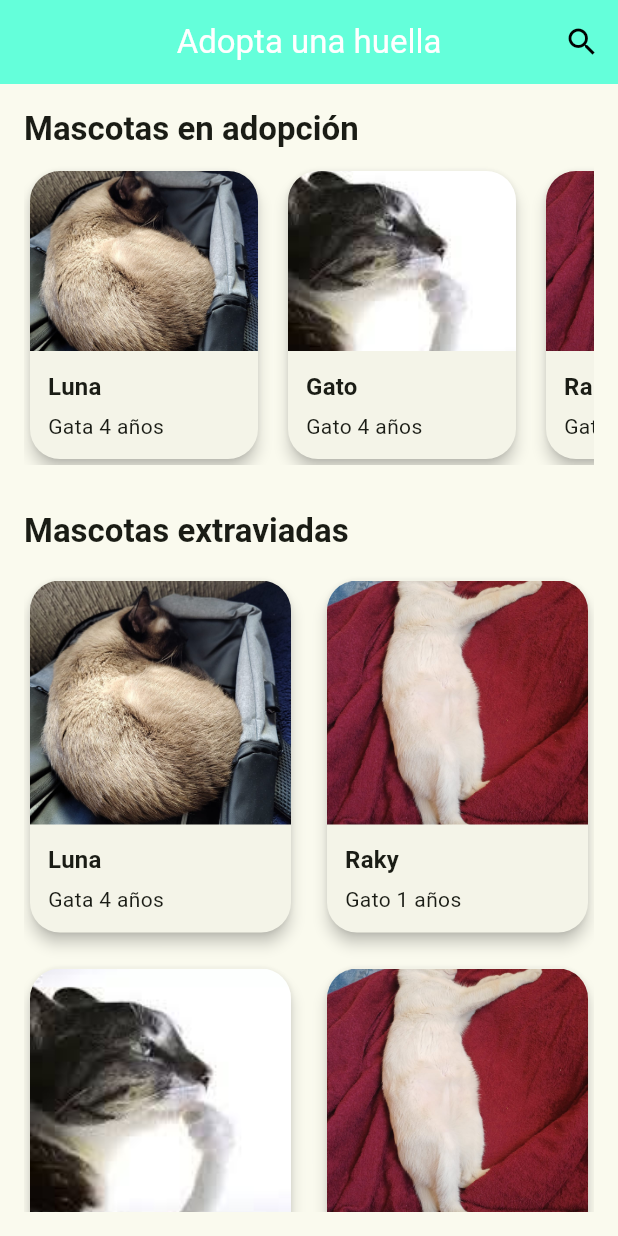
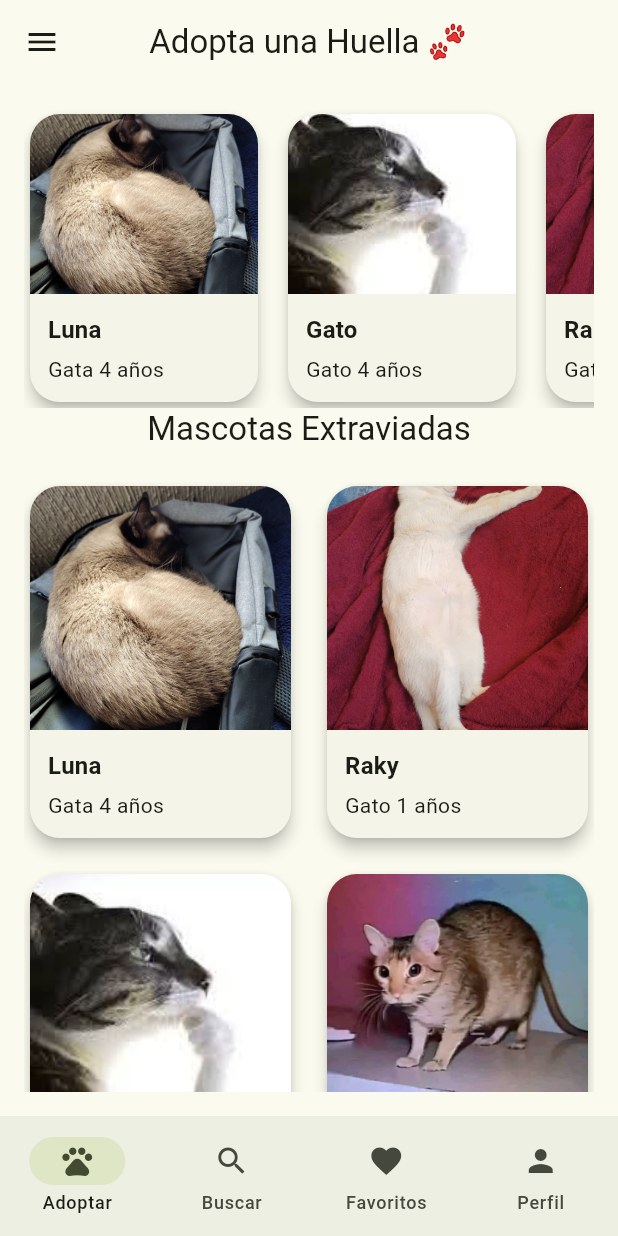
Before and after one commit to Diego11304/adpciones, a Flutter app: the screen it shows after launch, on a phone screen of 412 x 824 dp. Run offline on Flutter 3.47's test engine with Material 3 defaults, Android fonts, the light colour scheme and no system bars; our stand-ins replace google_maps_flutter.

Commit message:
Onceavo Commit

```diff
--- a/lib/class/homescreen2.dart
+++ b/lib/class/homescreen2.dart
@@ -3,73 +3,99 @@ import '../data/listdata.dart';
 import '../data/listdata2.dart';
 import 'cards.dart';
 import 'busquedamascota.dart';
+import 'formscreen.dart';
 
 class HomeScreen2 extends StatefulWidget {
-  HomeScreen2({super.key});
+  const HomeScreen2({super.key});
 
   @override
-  State<StatefulWidget> createState() {
-    return _HomeScreenState();
-  }
+  State<HomeScreen2> createState() => _HomeScreenState();
 }
 
 class _HomeScreenState extends State<HomeScreen2> {
+
+  int _selectedIndex = 0;
+
+  void _ejecutarBusqueda() {
+    final todasLasMascotas = [...mascotas, ...mascotas2];//Lista unificada el ... es un operador para insetar todos los elementos de una coleccion
+    showSearch(
+      context: context,
+      delegate: BusquedaMascota(todasLasMascotas),
+    );
+  }
+
+  void _onItemTapped(int index) {
+
+    setState(() {
+      _selectedIndex = index;
+    });
+
+    if (index == 1) {
+      _ejecutarBusqueda();
+    }
+
+    if (index == 2) {
+      Navigator.push(
+        context,
+        MaterialPageRoute(
+          builder: (context) => FormScreen(mascota: mascotas[1]),
+        ),
+      );
+    }
+
+    if (index == 3) {
+      Navigator.push(
+        context,
+        MaterialPageRoute(
+          builder: (context) => FormScreen(mascota: mascotas[2]),
+        ),
+      );
+    }
+
+  }
+
   @override
   Widget build(BuildContext context) {
+
     return Scaffold(
+
       appBar: AppBar(
-        title: const Text(
-          'Adopta una huella',
-          style: TextStyle(color: Colors.white),
-        ),
+        title: const Text('Adopta una Huella 🐾'),
         centerTitle: true,
-        backgroundColor: Colors.tealAccent,
-        actions: [
-          IconButton(
-            tooltip: 'Buscar mascota',
-            icon: const Icon(Icons.search, color: Colors.black),
-            onPressed: () async {
-              await showSearch(
-                context: context,
-                delegate: BusquedaMascota([...mascotas, ...mascotas2]),
-              );
-            },
-          ),
-        ],
       ),
+
       body: Padding(
         padding: const EdgeInsets.all(16),
+
         child: Column(
-          crossAxisAlignment: CrossAxisAlignment.start,
           children: [
-            Text(
-                'Mascotas en adopción',
-                style: Theme.of(context).textTheme.titleLarge?.copyWith(fontWeight: FontWeight.bold)
-            ),
-            const SizedBox(height: 10),
+
             SizedBox(
               height: 200,
               child: ListView.builder(
                 scrollDirection: Axis.horizontal,
                 itemCount: mascotas.length,
                 itemBuilder: (context, index) {
+
                   final mascota = mascotas[index];
+
                   return Container(
                     width: 160,
                     margin: const EdgeInsets.only(right: 12),
                     child: MascotaCard(mascota: mascota),
                   );
+
                 },
               ),
             ),
 
-            const SizedBox(height: 30),
+            Text(
+              "Mascotas Extraviadas",
+              style: Theme.of(context).textTheme.titleLarge,
+            ),
 
-            Text(
-                'Mascotas extraviadas',
-                style: Theme.of(context).textTheme.titleLarge?.copyWith(fontWeight: FontWeight.bold)
-            ),
-            const SizedBox(height: 15),
+            const SizedBox(height: 20),
+
             Expanded(
               child: GridView.builder(
                 itemCount: mascotas2.length,
@@ -83,19 +109,113 @@ class _HomeScreenState extends State<HomeScreen2> {
                   return MascotaCard(mascota: mascotas2[index]);
                 },
               ),
-            )
+            ),
+
           ],
         ),
       ),
 
-      /*
+
       bottomNavigationBar: NavigationBar(
+        selectedIndex: _selectedIndex,
+        onDestinationSelected: _onItemTapped,
         destinations: const [
-          NavigationDestination(icon: Icon(Icons.home), label: 'Inicio'),
-          NavigationDestination(icon: Icon(Icons.pets), label: 'Mascotas'),
+
+          NavigationDestination(
+            icon: Icon(Icons.pets),
+            label: 'Adoptar',
+          ),
+
+          NavigationDestination(
+            icon: Icon(Icons.search),
+            label: 'Buscar',
+          ),
+
+          NavigationDestination(
+            icon: Icon(Icons.favorite),
+            label: 'Favoritos',
+          ),
+
+          NavigationDestination(
+            icon: Icon(Icons.person),
+            label: 'Perfil',
+          ),
+
         ],
       ),
-      */
+      /// DRAWER
+      drawer: Drawer(
+        child: ListView(
+          padding: EdgeInsets.zero,
+          children: [
+            UserAccountsDrawerHeader(
+              decoration: const BoxDecoration(
+                color: Color(0xFF6C63FF),
+              ),
+              accountName: const Text("Usuario"),
+              accountEmail: const Text("norma@itdurango.com"),
+              currentAccountPicture: const CircleAvatar(
+                backgroundColor: Colors.white,
+                child: Icon(Icons.person, size: 40),
+              ),
+            ),
+            ListTile(
+              leading: const Icon(Icons.home),
+              title: const Text("Inicio"),
+              onTap: () {
+                Navigator.pop(context);
+              },
+            ),
+
+            ListTile(
+              leading: const Icon(Icons.pets),
+              title: const Text("Adoptar"),
+              onTap: () {
+                Navigator.pop(context);
+                Navigator.push(
+                  context,
+                  MaterialPageRoute(
+                    builder: (_) => FormScreen(mascota: mascotas[0]),
+                  ),
+                );
+              },
+            ),
+
+            ListTile(
+              leading: const Icon(Icons.search),
+              title: const Text("Buscar"),
+              onTap: () {
+                Navigator.pop(context);
+                _ejecutarBusqueda();
+              },
+            ),
+
+            ListTile(
+              leading: const Icon(Icons.favorite),
+              title: const Text("Favoritos"),
+              onTap: () {
+                Navigator.pop(context);
+              },
+            ),
+
+            const Divider(),
+
+            ListTile(
+              leading: const Icon(Icons.info),
+              title: const Text("Acerca de"),
+              onTap: () {
+                showAboutDialog(
+                  context: context,
+                  applicationName: "Adopta una Huella",
+                  applicationVersion: "1.0",
+                  applicationLegalese: "Proyecto educativo",
+                );
+              },
+            ),
+
+          ],
+        ),
+      ),
 
     );
   }
--- a/lib/data/listdata2.dart
+++ b/lib/data/listdata2.dart
@@ -29,11 +29,20 @@ final List<Mascota> mascotas2=[
     lng: -104.6461785,
   ),
   Mascota(
-      nombre: 'Raky 2',
-      tipo: 'Gato 2',
+      nombre: 'Gaton',
+      tipo: 'Ni Dios sabe',
       edad: 1,
-      imagen: 'assets/Raky.jpeg',
-      descripcion: 'Se duerme raro 2',
+      imagen: 'assets/gaton.jpeg',
+      descripcion: 'Sepa la bola',
+    lat: 24.0360259,
+    lng: -104.6461785,
+  ),
+  Mascota(
+    nombre: 'Pitufo',
+    tipo: 'pitufo',
+    edad: 9,
+    imagen: 'assets/pitufo.jpeg',
+    descripcion: 'Si',
     lat: 24.0360259,
     lng: -104.6461785,
   ),
--- a/lib/model/mascota.dart
+++ /dev/null
@@ -1,19 +0,0 @@
-class Mascota {
-  final String nombre;
-  final String tipo;
-  final int edad;
-  final String imagen;
-  final String descripcion;
-  final double lat;
-  final double lng;
-
-  Mascota({
-    required this.nombre,
-    required this.tipo,
-    required this.edad,
-    required this.imagen,
-    required this.descripcion,
-    required this.lat,
-    required this.lng
-  });
-}
```
Also changed, not shown: assets/gaton.jpeg (added), assets/pitufo.jpeg (added).
